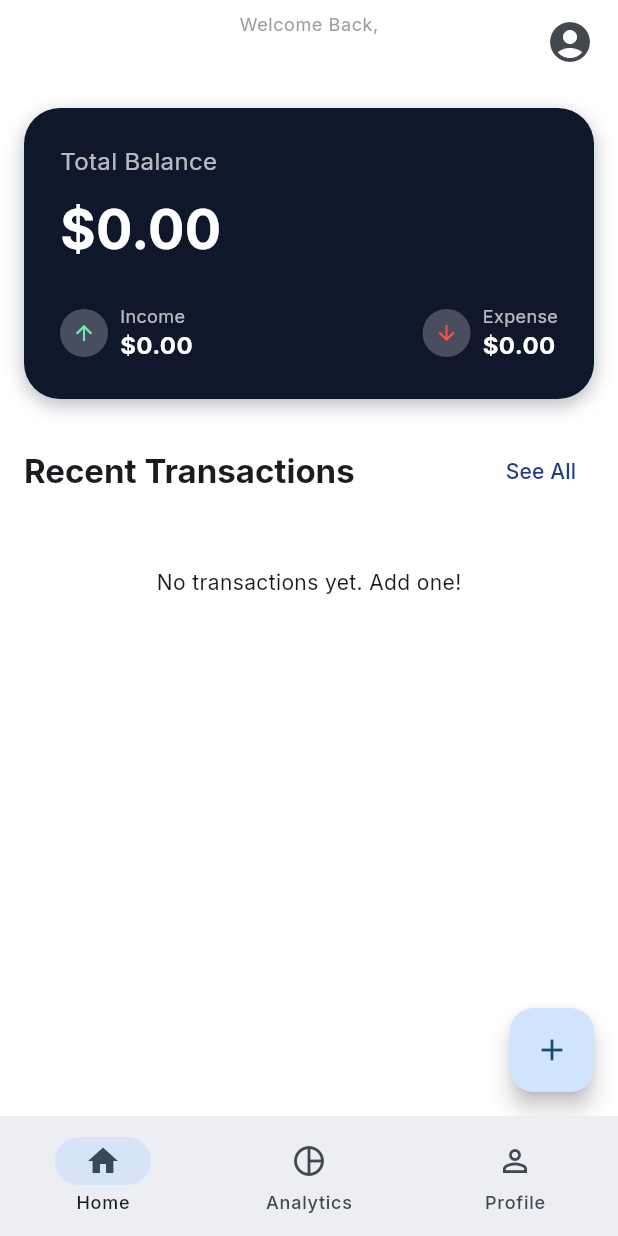
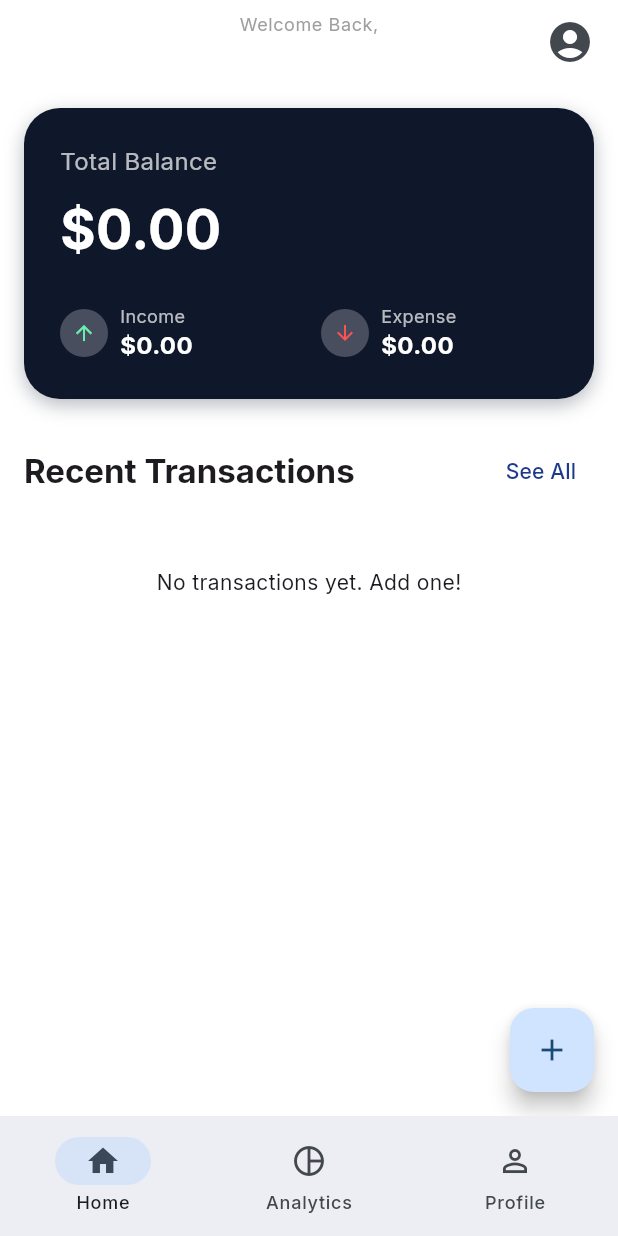
Before and after one commit to Eeshan-Vaghjiani/finance_tracker, a Flutter app: the HomeScreen screen opened by its route, on a phone screen of 412 x 824 dp. Run offline on Flutter 3.47's test engine with Material 3 defaults, Android fonts, the phone set to English and light mode, and no system bars; our stand-ins replace cloud_firestore, firebase_auth, firebase_core, firebase_messaging, fl_chart, flutter_riverpod and 3 more; missing offline and left inert: flutter_sms_inbox; accounts and stored records are empty.

Commit message:
Fix layout overflow on home screen balance card

```diff
--- a/lib/features/transactions/presentation/screens/home_screen.dart
+++ b/lib/features/transactions/presentation/screens/home_screen.dart
@@ -156,7 +156,10 @@ class HomeScreen extends ConsumerWidget {
             style: TextStyle(color: Colors.white70, fontSize: 16),
           ),
           const SizedBox(height: 8),
-          Text(
+          FittedBox(
+            fit: BoxFit.scaleDown,
+            alignment: Alignment.centerLeft,
+            child: Text(
               format.format(balance),
               style: const TextStyle(
                 color: Colors.white,
@@ -164,12 +167,13 @@ class HomeScreen extends ConsumerWidget {
                 fontWeight: FontWeight.bold,
               ),
             ),
+          ),
           const SizedBox(height: 24),
           Row(
-            mainAxisAlignment: MainAxisAlignment.spaceBetween,
             children: [
-              _buildIncomeExpenseColumn('Income', format.format(income), Icons.arrow_upward, Colors.greenAccent),
-              _buildIncomeExpenseColumn('Expense', format.format(expense), Icons.arrow_downward, Colors.redAccent),
+              Expanded(child: _buildIncomeExpenseColumn('Income', format.format(income), Icons.arrow_upward, Colors.greenAccent)),
+              const SizedBox(width: 16),
+              Expanded(child: _buildIncomeExpenseColumn('Expense', format.format(expense), Icons.arrow_downward, Colors.redAccent)),
             ],
           ),
         ],
@@ -186,15 +190,21 @@ class HomeScreen extends ConsumerWidget {
           child: Icon(icon, color: iconColor, size: 16),
         ),
         const SizedBox(width: 8),
-        Column(
+        Expanded(
+          child: Column(
             crossAxisAlignment: CrossAxisAlignment.start,
             children: [
               Text(title, style: const TextStyle(color: Colors.white70, fontSize: 12)),
-            Text(
+              FittedBox(
+                fit: BoxFit.scaleDown,
+                alignment: Alignment.centerLeft,
+                child: Text(
                   amount,
                   style: const TextStyle(color: Colors.white, fontWeight: FontWeight.bold, fontSize: 16),
                 ),
+              ),
             ],
+          ),
         ),
       ],
     );
```
Lines whose indentation alone changed are shown as unchanged.
